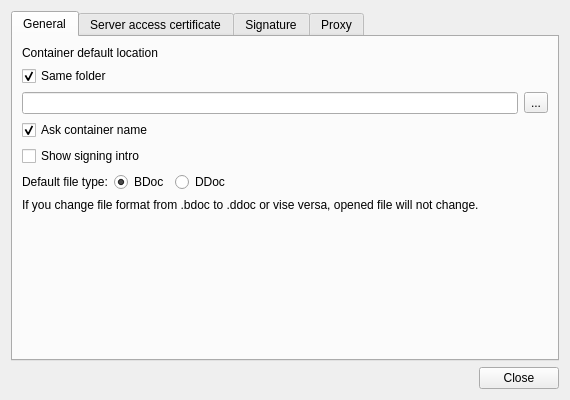
Before: the Qt Designer form client/ui/SettingsDialog.ui in open-eid/qdigidoc, drawn with Qt 5.
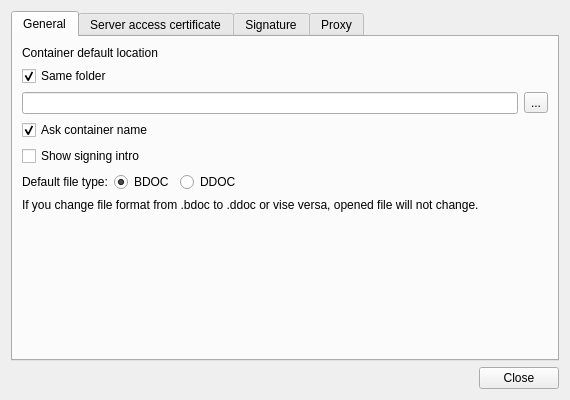
After: the same form once the commit is applied.

Commit message:
change BDoc to BDOC
Ticket: #11082

What changed in the file:
```diff
--- a/client/ui/SettingsDialog.ui
+++ b/client/ui/SettingsDialog.ui
@@ -91,7 +91,7 @@
          <item>
           <widget class="QRadioButton" name="typeBDoc">
            <property name="text">
-            <string notr="true">BDoc</string>
+            <string notr="true">BDOC</string>
            </property>
            <property name="checked">
             <bool>true</bool>
@@ -101,7 +101,7 @@
          <item>
           <widget class="QRadioButton" name="typeDDoc">
            <property name="text">
-            <string notr="true">DDoc</string>
+            <string notr="true">DDOC</string>
            </property>
           </widget>
          </item>
```
The commit also changes 5 other files.
